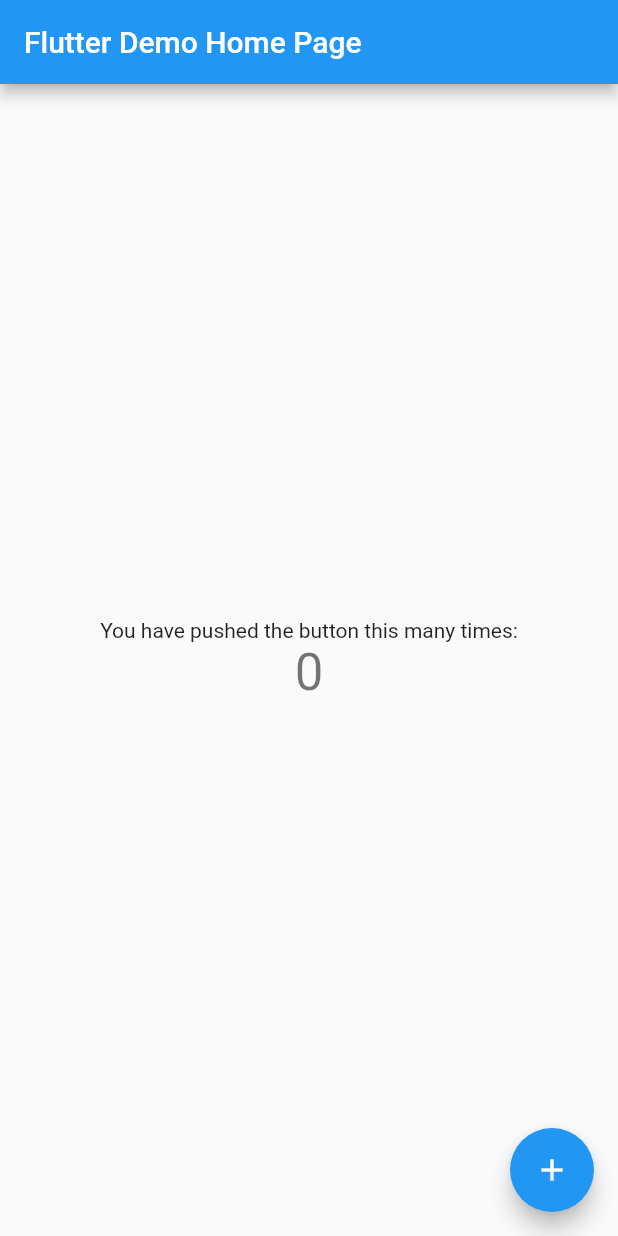
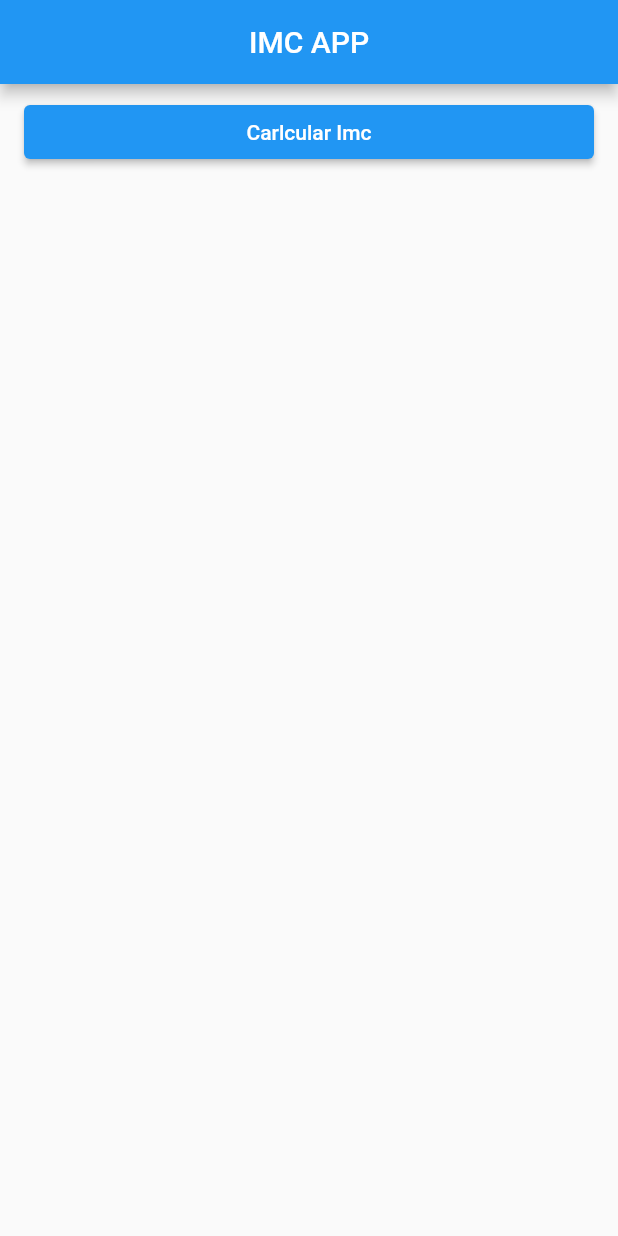
Before and after one commit to JaimeBaldin/App_IMC, a Flutter app: the screen it shows after launch, on a phone screen of 412 x 824 dp. Run offline on Flutter 3.47's test engine with Material 2 defaults, Android fonts, the phone set to English and light mode, and no system bars.

Commit message:
criei pagina home e a classe onde faz o calculo do IMC

```diff
--- /dev/null
+++ b/lib/components/botao.dart
@@ -0,0 +1,19 @@
+import 'package:flutter/material.dart';
+
+class BotaoQuadrado extends StatelessWidget {
+  final String texto;
+  final VoidCallback clique;
+
+  const BotaoQuadrado(this.texto, this.clique, {Key? key}) : super(key: key);
+
+  @override
+  Widget build(BuildContext context) {
+    return Padding(
+      padding: const EdgeInsets.symmetric(vertical: 8, horizontal: 16),
+      child: ElevatedButton(
+        onPressed: clique,
+        child: Text(texto),
+      ),
+    );
+  }
+}
--- /dev/null
+++ b/lib/components/components.dart
@@ -0,0 +1,2 @@
+export 'botao.dart';
+export 'campoTexto.dart';
--- a/lib/main.dart
+++ b/lib/main.dart
@@ -1,115 +1,10 @@
 import 'package:flutter/material.dart';
+import 'package:trabalho_02/pages/pages.dart';
 
 void main() {
-  runApp(const MyApp());
+  runApp(const MaterialApp(
+    home: HomePage(),
+    title: "IMC APP",
+    debugShowCheckedModeBanner: false,
+  ));
 }
-
-class MyApp extends StatelessWidget {
-  const MyApp({Key? key}) : super(key: key);
-
-  // This widget is the root of your application.
-  @override
-  Widget build(BuildContext context) {
-    return MaterialApp(
-      title: 'Flutter Demo',
-      theme: ThemeData(
-        // This is the theme of your application.
-        //
-        // Try running your application with "flutter run". You'll see the
-        // application has a blue toolbar. Then, without quitting the app, try
-        // changing the primarySwatch below to Colors.green and then invoke
-        // "hot reload" (press "r" in the console where you ran "flutter run",
-        // or simply save your changes to "hot reload" in a Flutter IDE).
-        // Notice that the counter didn't reset back to zero; the application
-        // is not restarted.
-        primarySwatch: Colors.blue,
-      ),
-      home: const MyHomePage(title: 'Flutter Demo Home Page'),
-    );
-  }
-}
-
-class MyHomePage extends StatefulWidget {
-  const MyHomePage({Key? key, required this.title}) : super(key: key);
-
-  // This widget is the home page of your application. It is stateful, meaning
-  // that it has a State object (defined below) that contains fields that affect
-  // how it looks.
-
-  // This class is the configuration for the state. It holds the values (in this
-  // case the title) provided by the parent (in this case the App widget) and
-  // used by the build method of the State. Fields in a Widget subclass are
-  // always marked "final".
-
-  final String title;
-
-  @override
-  State<MyHomePage> createState() => _MyHomePageState();
-}
-
-class _MyHomePageState extends State<MyHomePage> {
-  int _counter = 0;
-
-  void _incrementCounter() {
-    setState(() {
-      // This call to setState tells the Flutter framework that something has
-      // changed in this State, which causes it to rerun the build method below
-      // so that the display can reflect the updated values. If we changed
-      // _counter without calling setState(), then the build method would not be
-      // called again, and so nothing would appear to happen.
-      _counter++;
-    });
-  }
-
-  @override
-  Widget build(BuildContext context) {
-    // This method is rerun every time setState is called, for instance as done
-    // by the _incrementCounter method above.
-    //
-    // The Flutter framework has been optimized to make rerunning build methods
-    // fast, so that you can just rebuild anything that needs updating rather
-    // than having to individually change instances of widgets.
-    return Scaffold(
-      appBar: AppBar(
-        // Here we take the value from the MyHomePage object that was created by
-        // the App.build method, and use it to set our appbar title.
-        title: Text(widget.title),
-      ),
-      body: Center(
-        // Center is a layout widget. It takes a single child and positions it
-        // in the middle of the parent.
-        child: Column(
-          // Column is also a layout widget. It takes a list of children and
-          // arranges them vertically. By default, it sizes itself to fit its
-          // children horizontally, and tries to be as tall as its parent.
-          //
-          // Invoke "debug painting" (press "p" in the console, choose the
-          // "Toggle Debug Paint" action from the Flutter Inspector in Android
-          // Studio, or the "Toggle Debug Paint" command in Visual Studio Code)
-          // to see the wireframe for each widget.
-          //
-          // Column has various properties to control how it sizes itself and
-          // how it positions its children. Here we use mainAxisAlignment to
-          // center the children vertically; the main axis here is the vertical
-          // axis because Columns are vertical (the cross axis would be
-          // horizontal).
-          mainAxisAlignment: MainAxisAlignment.center,
-          children: <Widget>[
-            const Text(
-              'You have pushed the button this many times:',
-            ),
-            Text(
-              '$_counter',
-              style: Theme.of(context).textTheme.headline4,
-            ),
-          ],
-        ),
-      ),
-      floatingActionButton: FloatingActionButton(
-        onPressed: _incrementCounter,
-        tooltip: 'Increment',
-        child: const Icon(Icons.add),
-      ), // This trailing comma makes auto-formatting nicer for build methods.
-    );
-  }
-}
--- /dev/null
+++ b/lib/pages/home_page.dart
@@ -0,0 +1,37 @@
+
+
+import 'package:flutter/material.dart';
+import 'package:trabalho_02/components/components.dart';
+import 'package:trabalho_02/pages/pages.dart';
+class HomePage extends StatefulWidget {
+  const HomePage({Key? key}) : super(key: key);
+
+  @override
+  _HomePageState createState() => _HomePageState();
+}
+
+class _HomePageState extends State<HomePage> {
+  @override
+  Widget build(BuildContext context) {
+    return Scaffold(
+      appBar: AppBar(
+        title: Text("IMC APP"),
+        centerTitle: true,
+      ),
+      body: ListView(
+        children: [
+          BotaoQuadrado('Carlcular Imc', abrirCalculaImc),
+        ],
+      ),
+    );
+  }
+
+
+  void abrirCalculaImc() {
+    Navigator.push(context,
+        MaterialPageRoute(builder: (context) => const CalculaImc())
+    );
+  }
+
+
+}
--- /dev/null
+++ b/lib/pages/pages.dart
@@ -0,0 +1,2 @@
+export 'home_page.dart';
+export 'calcula_imc/calcula_imc.dart';
```
Also changed, not shown: lib/components/campoTexto.dart (added, +29 -0 lines), lib/pages/calcula_imc/calcula_imc.dart (added, +31 -0 lines), lib/pages/calcula_imc/widgets/fazer_calculo.dart (added, +61 -0 lines).
